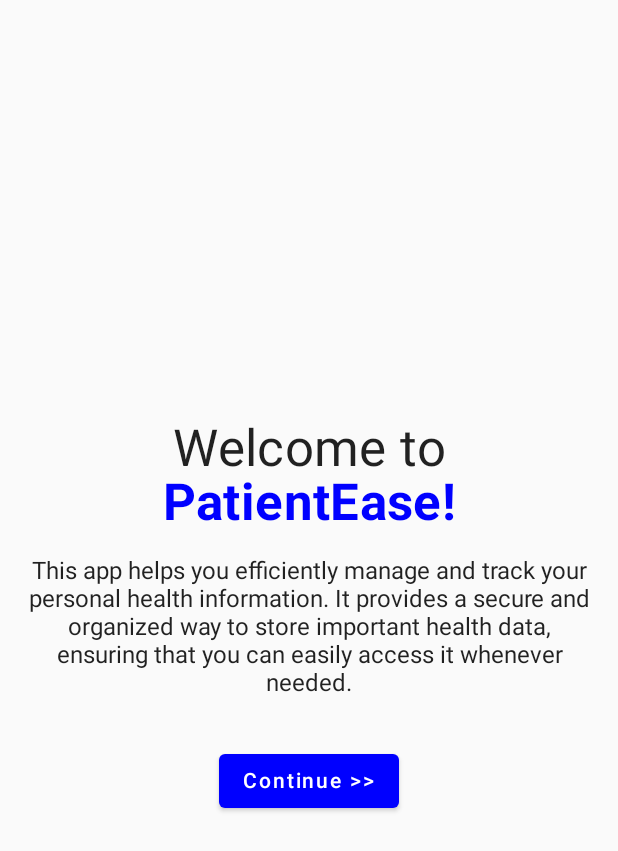
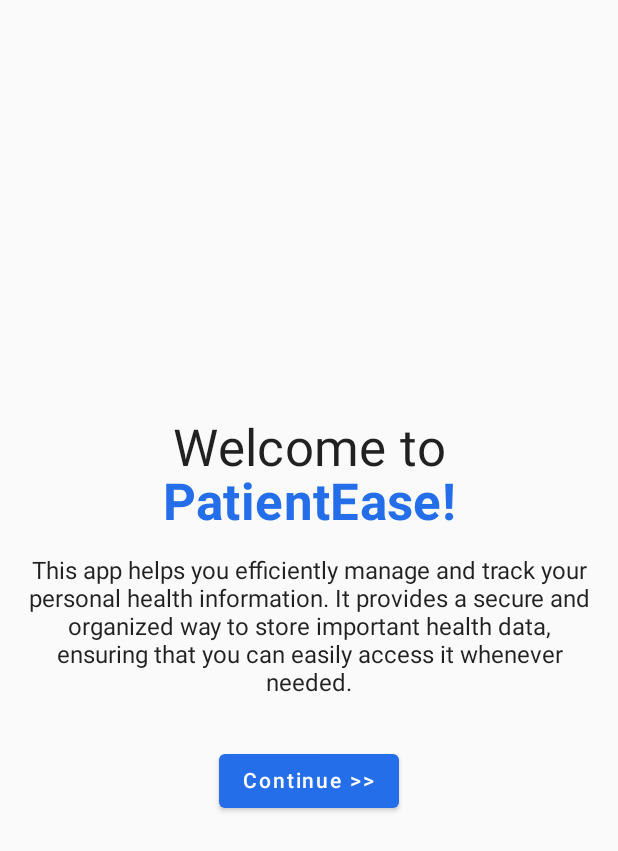
Before and after one commit to cc231064/ccl3, an Android app built with Jetpack Compose: the screen it shows after launch (MainActivity), on a phone screen of 412 x 824 dp. Shown: the top 851 px of the screen. Run offline under Robolectric (Android 15) with nearby library versions, the phone set to English and light mode, and no system bars; our stand-ins replace Dagger/Hilt's generated code, accompanist.

Commit message:
IntroScreen.kt color change

```diff
--- a/app/src/main/java/com/example/patienttracker/presentation/intro/IntroScreen.kt
+++ b/app/src/main/java/com/example/patienttracker/presentation/intro/IntroScreen.kt
@@ -29,7 +29,7 @@ fun IntroScreen(onContinueClick: () -> Unit) {
                 withStyle(
                     style = SpanStyle(
                         fontWeight = FontWeight.Bold,
-                        color = Color.Blue
+                        color = Color(0xFF246EE9)
                     )
                 ) {
                     append("PatientEase!")
@@ -48,7 +48,7 @@ fun IntroScreen(onContinueClick: () -> Unit) {
         Button(
             onClick = onContinueClick,
             colors = ButtonDefaults.buttonColors(
-                backgroundColor = Color.Blue,
+                backgroundColor = Color(0xFF246EE9),
                 contentColor = Color.White
             )
         ) {
```
